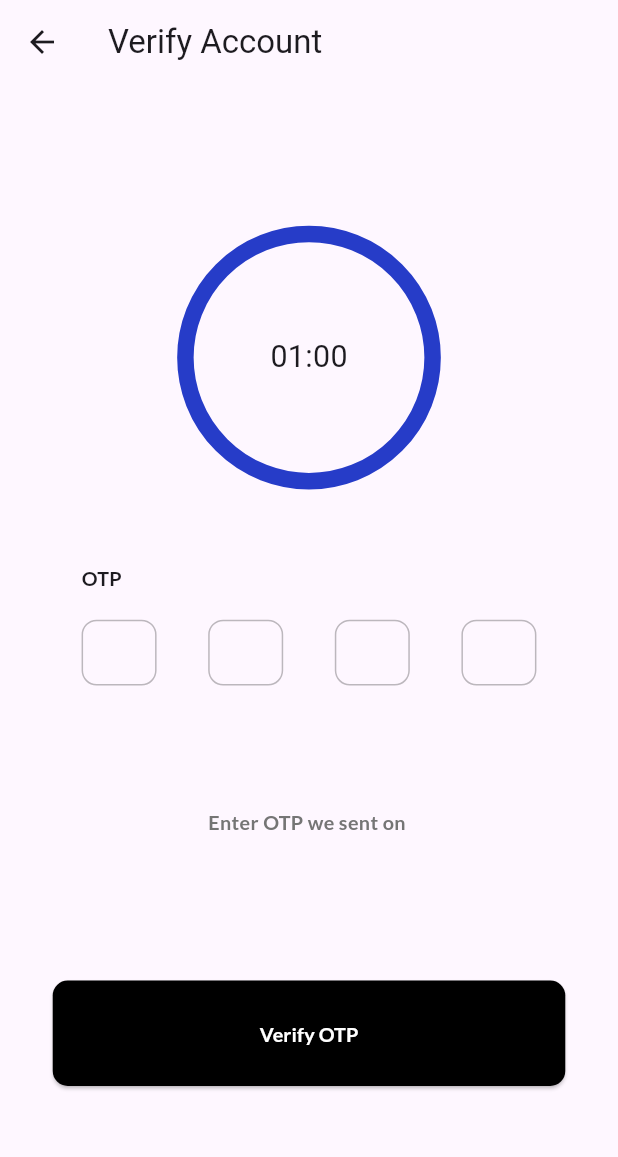
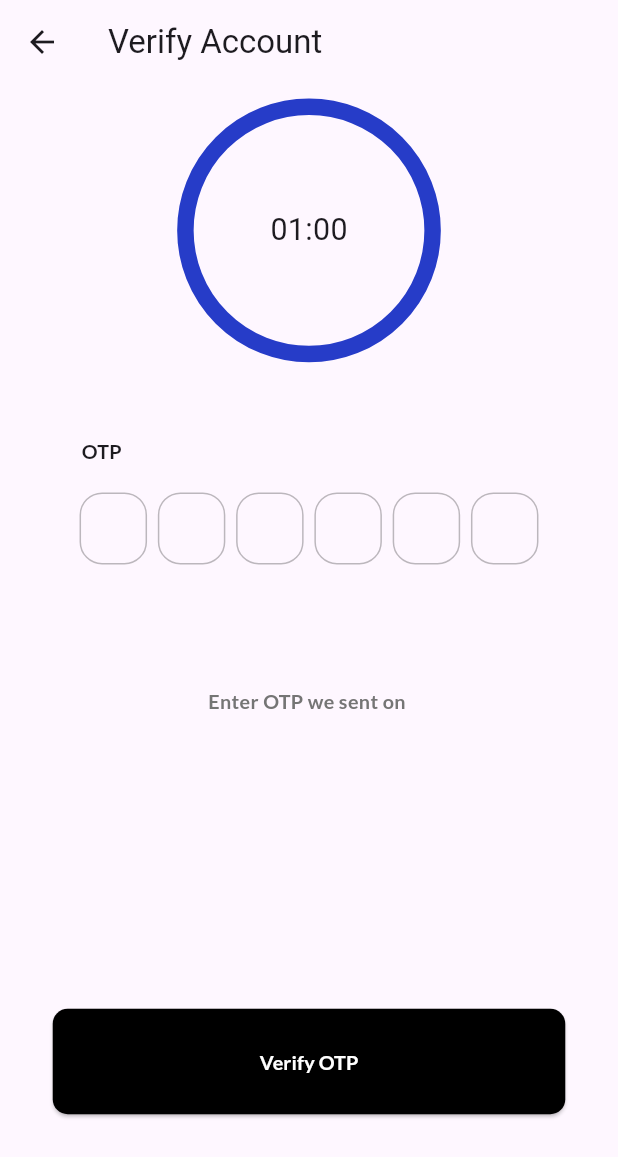
Before and after one commit to Rhustish/Arogyam-Aid, a Flutter app: the SendOTP screen opened directly, after a tap on "Send OTP", on a phone screen of 412 x 824 dp. Shown: the top 1157 px of the screen. Run offline on Flutter 3.47's test engine with Material 3 defaults, Android fonts, the phone set to English and light mode, and no system bars; drawn by our look-alikes of circular_countdown_timer, otp_text_field; our stand-ins replace dots_indicator, flutter_screenutil, google_fonts, slide_to_act, supabase_flutter; accounts and stored records are empty; network calls fail.

```diff
--- a/lib/Onboarding/send_otp.dart
+++ b/lib/Onboarding/send_otp.dart
@@ -18,22 +18,23 @@ class _SendOTPState extends State<SendOTP> {
   @override
   Widget build(BuildContext context) {
     return Scaffold(
-      body: SizedBox(
+      body: SingleChildScrollView(
+        child: SizedBox(
           height: 812.h,
           width: 375.w,
-        child: Padding(
-          padding:
-              const EdgeInsets.symmetric(vertical: 100.0, horizontal: 30.0),
           child: Column(
             mainAxisAlignment: MainAxisAlignment.start,
             crossAxisAlignment: CrossAxisAlignment.center,
             children: [
-              Center(
+              Padding(
+                padding:  EdgeInsets.only(top:80.0.h),
+                child: Center(
                   child: Text(
                     "Let's get you in",
                     style: GoogleFonts.lato(
                       fontSize: 16.sp,
                       fontWeight: FontWeight.w800,
+                    ),
                   ),
                 ),
               ),
@@ -82,7 +83,9 @@ class _SendOTPState extends State<SendOTP> {
                 ),
               ),
               const Spacer(),
-              SizedBox(
+              Padding(
+                padding: EdgeInsets.only(bottom:80.0.h),
+                child: SizedBox(
                   width: 311.w,
                   height: 64.w,
                   child: ElevatedButton(
@@ -112,6 +115,7 @@ class _SendOTPState extends State<SendOTP> {
                     ),
                   ),
                 ),
+              ),
             ],
           ),
         ),
--- a/lib/Onboarding/verify_otp.dart
+++ b/lib/Onboarding/verify_otp.dart
@@ -1,3 +1,5 @@
+import 'package:Arogyam/Onboarding/Page1.dart';
+import 'package:Arogyam/Onboarding/register.dart';
 import 'package:flutter/material.dart';
 import 'package:flutter_screenutil/flutter_screenutil.dart';
 import 'package:google_fonts/google_fonts.dart';
@@ -5,7 +7,7 @@ import 'package:circular_countdown_timer/circular_countdown_timer.dart';
 import 'package:otp_text_field/otp_field.dart';
 import 'package:otp_text_field/otp_text_field.dart';
 import 'package:otp_text_field/style.dart';
-
+import 'package:supabase_flutter/supabase_flutter.dart';
 
 class VerifyOTP extends StatefulWidget {
   final String phone;
@@ -17,10 +19,10 @@ class VerifyOTP extends StatefulWidget {
 }
 
 class _VerifyOTPState extends State<VerifyOTP> {
-
   OtpFieldController otpController = OtpFieldController();
   late CountDownController _countDownController = CountDownController();
   bool isTimerCompleted = false;
+  var otpToken = "";
 
   @override
   void initState() {
@@ -45,12 +47,12 @@ class _VerifyOTPState extends State<VerifyOTP> {
       body: SizedBox(
         height: 812.h,
         width: 375.w,
-        child: Padding(
-          padding: const EdgeInsets.symmetric(vertical: 100.0),
         child: Column(
           mainAxisAlignment: MainAxisAlignment.spaceBetween,
           children: [
-              CircularCountDownTimer(
+            Padding(
+              padding: EdgeInsets.only(top: 15.0.h),
+              child: CircularCountDownTimer(
                 textFormat: CountdownTextFormat.MM_SS,
                 duration: 60,
                 controller: _countDownController,
@@ -67,6 +69,7 @@ class _VerifyOTPState extends State<VerifyOTP> {
                   });
                 },
               ),
+            ),
             SizedBox(height: 50.w),
             SizedBox(
               width: 276.w,
@@ -80,20 +83,22 @@ class _VerifyOTPState extends State<VerifyOTP> {
               ),
             ),
             SizedBox(height: 18.w),
-              SizedBox(
-                width: 276.w,
-                height: 40.w,
+            Padding(
+              padding: EdgeInsets.symmetric(horizontal: 45.0.w),
               child: OTPTextField(
                   controller: otpController,
-                    length: 4,
+                  length: 6,
                   width: MediaQuery.of(context).size.width,
-                    textFieldAlignment: MainAxisAlignment.spaceBetween,
-                    fieldWidth: 50,
+                  textFieldAlignment: MainAxisAlignment.spaceAround,
+                  fieldWidth: 45,
                   fieldStyle: FieldStyle.box,
-                    outlineBorderRadius: 10,
-                    style: const TextStyle(fontSize: 17),
+                  outlineBorderRadius: 15,
+                  style: TextStyle(fontSize: 17),
                   onCompleted: (pin) {
-                      print("Completed: " + pin);
+                    setState(() {
+                      otpToken = pin.toString();
+                      print(otpToken);
+                    });
                   }),
             ),
             if (!isTimerCompleted) SizedBox(height: 44.w),
@@ -109,9 +114,8 @@ class _VerifyOTPState extends State<VerifyOTP> {
                   },
                   style: ElevatedButton.styleFrom(
                     backgroundColor:
-                          Colors.white, // Set background color to transparent
-                      alignment:
-                          Alignment.centerRight, // Align text to the right
+                        Colors.white,
+                    alignment: Alignment.centerRight,
                     elevation: 0,
                   ),
                   child: Text(
@@ -134,16 +138,22 @@ class _VerifyOTPState extends State<VerifyOTP> {
               ),
             ),
             const Spacer(),
-              SizedBox(
+            Padding(
+              padding: EdgeInsets.only(bottom: 80.0.h),
+              child: SizedBox(
                 width: 311.w,
                 height: 64.w,
                 child: ElevatedButton(
-                  onPressed: () {
-                    // Navigator.push(
-                    //   context,
-                    //   MaterialPageRoute(
-                    //       builder: (context) => const VerifyOTP()),
-                    // );
+                  onPressed: () async {
+                      await Supabase.instance.client.auth.verifyOTP(
+                        phone: widget.phone,
+                        token: otpToken,
+                        type: OtpType.sms,
+                      );
+                      Navigator.push(
+                        context,
+                        MaterialPageRoute(builder: (context) => const Register()),
+                      );
                   },
                   style: ElevatedButton.styleFrom(
                     backgroundColor: Colors.black,
@@ -161,8 +171,8 @@ class _VerifyOTPState extends State<VerifyOTP> {
                   ),
                 ),
               ),
+            ),
           ],
-          ),
         ),
       ),
     );
```
Also changed, not shown: lib/Onboarding/Page1.dart (+4 -5 lines), lib/Onboarding/register.dart (added, +189 -0 lines). Lines whose indentation alone changed are shown as unchanged.
